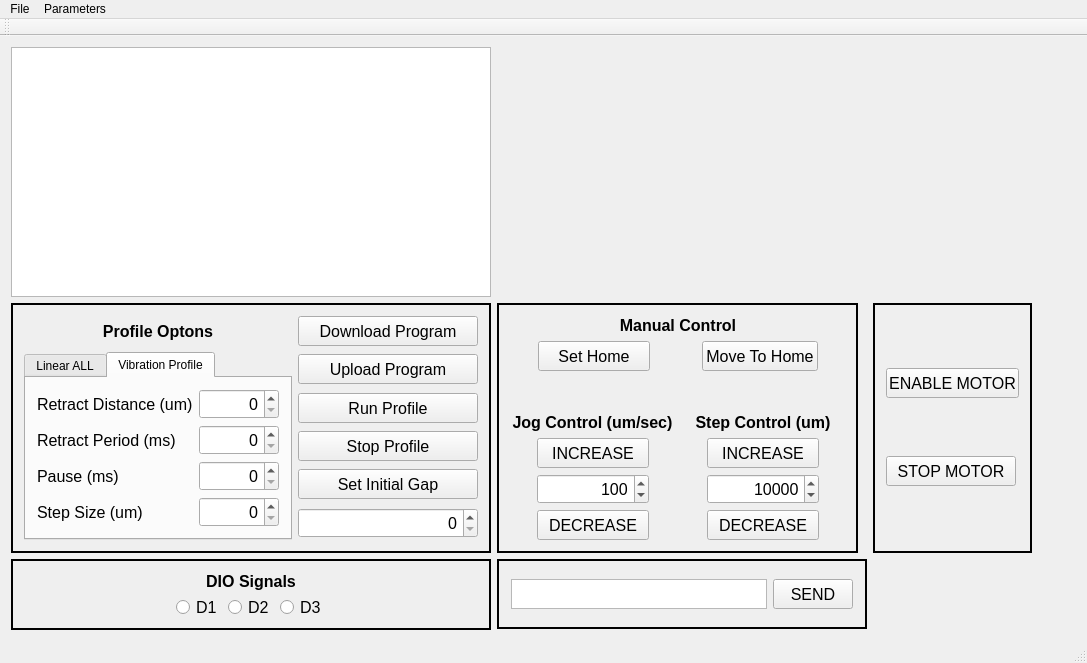
The window that src/Window_GalilMotionController/mainwindow.ui (dmherrington/ECM-Control-System) describes before a commit, drawn with Qt 5.
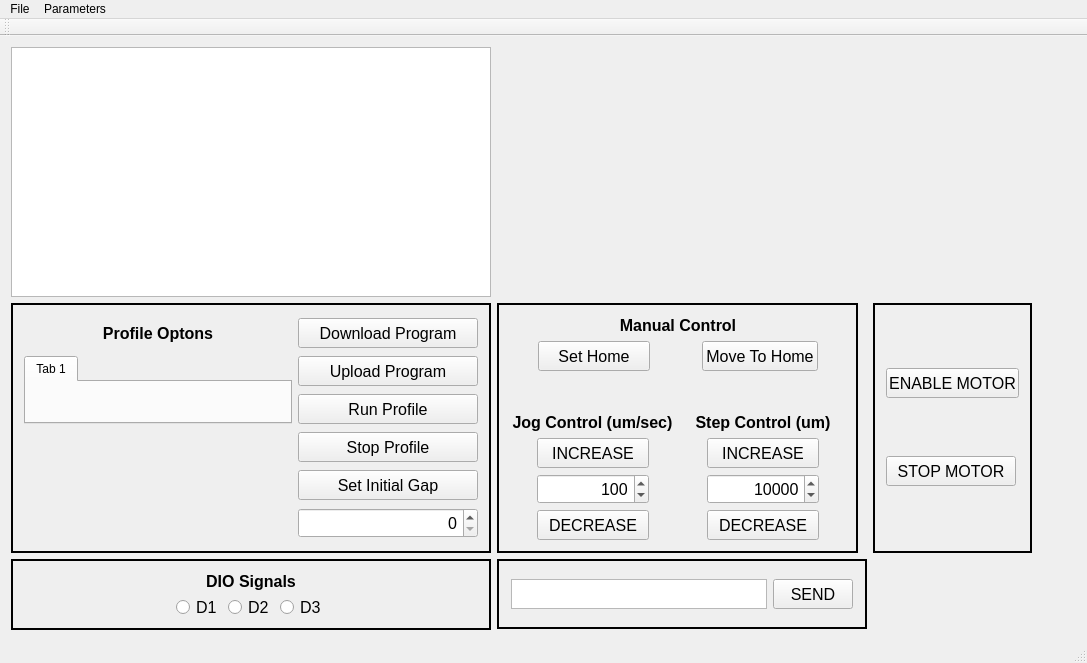
The same window after the commit. Custom widgets are drawn as their Qt base class.

Commit message: Updates Per Galil Loading Profiles in GUI

Patch:
```diff
--- a/src/Window_GalilMotionController/mainwindow.ui
+++ b/src/Window_GalilMotionController/mainwindow.ui
@@ -90,7 +90,7 @@
         <property name="lineWidth">
          <number>2</number>
         </property>
-        <layout class="QGridLayout" name="gridLayout_3">
+        <layout class="QGridLayout" name="gridLayout_2">
          <item row="0" column="0">
           <widget class="QSplitter" name="splitter_2">
            <property name="orientation">
@@ -143,293 +143,6 @@
            </property>
           </widget>
          </item>
-         <item row="1" column="0" rowspan="5">
-          <widget class="QTabWidget" name="tabWidget">
-           <property name="currentIndex">
-            <number>1</number>
-           </property>
-           <widget class="QWidget" name="tab">
-            <attribute name="title">
-             <string>Linear ALL</string>
-            </attribute>
-            <layout class="QGridLayout" name="gridLayout_2">
-             <item row="0" column="0">
-              <layout class="QFormLayout" name="formLayout_7">
-               <property name="sizeConstraint">
-                <enum>QLayout::SetFixedSize</enum>
-               </property>
-               <item row="0" column="0">
-                <widget class="QLabel" name="label_5">
-                 <property name="minimumSize">
-                  <size>
-                   <width>120</width>
-                   <height>0</height>
-                  </size>
-                 </property>
-                 <property name="font">
-                  <font>
-                   <pointsize>12</pointsize>
-                  </font>
-                 </property>
-                 <property name="text">
-                  <string>Depth of Cut (um)</string>
-                 </property>
-                </widget>
-               </item>
-               <item row="0" column="1">
-                <widget class="QSpinBox" name="spinBox_CutDepth_2">
-                 <property name="sizePolicy">
-                  <sizepolicy hsizetype="Fixed" vsizetype="Fixed">
-                   <horstretch>0</horstretch>
-                   <verstretch>0</verstretch>
-                  </sizepolicy>
-                 </property>
-                 <property name="minimumSize">
-                  <size>
-                   <width>110</width>
-                   <height>30</height>
-                  </size>
-                 </property>
-                 <property name="font">
-                  <font>
-                   <pointsize>12</pointsize>
-                  </font>
-                 </property>
-                 <property name="alignment">
-                  <set>Qt::AlignRight|Qt::AlignTrailing|Qt::AlignVCenter</set>
-                 </property>
-                </widget>
-               </item>
-               <item row="1" column="0">
-                <widget class="QLabel" name="label_6">
-                 <property name="minimumSize">
-                  <size>
-                   <width>120</width>
-                   <height>0</height>
-                  </size>
-                 </property>
-                 <property name="font">
-                  <font>
-                   <pointsize>12</pointsize>
-                  </font>
-                 </property>
-                 <property name="text">
-                  <string>Cut Speed (um/s)</string>
-                 </property>
-                </widget>
-               </item>
-               <item row="1" column="1">
-                <widget class="QSpinBox" name="spinBox_RetractDistance_2">
-                 <property name="sizePolicy">
-                  <sizepolicy hsizetype="Fixed" vsizetype="Fixed">
-                   <horstretch>0</horstretch>
-                   <verstretch>0</verstretch>
-                  </sizepolicy>
-                 </property>
-                 <property name="minimumSize">
-                  <size>
-                   <width>110</width>
-                   <height>30</height>
-                  </size>
-                 </property>
-                 <property name="font">
-                  <font>
-                   <pointsize>12</pointsize>
-                  </font>
-                 </property>
-                 <property name="alignment">
-                  <set>Qt::AlignRight|Qt::AlignTrailing|Qt::AlignVCenter</set>
-                 </property>
-                </widget>
-               </item>
-              </layout>
-             </item>
-            </layout>
-           </widget>
-           <widget class="QWidget" name="tab_2">
-            <attribute name="title">
-             <string>Vibration Profile</string>
-            </attribute>
-            <layout class="QGridLayout" name="gridLayout_6">
-             <item row="0" column="0">
-              <layout class="QFormLayout" name="formLayout_6">
-               <property name="sizeConstraint">
-                <enum>QLayout::SetFixedSize</enum>
-               </property>
-               <item row="0" column="0">
-                <widget class="QLabel" name="label_3">
-                 <property name="minimumSize">
-                  <size>
-                   <width>120</width>
-                   <height>0</height>
-                  </size>
-                 </property>
-                 <property name="font">
-                  <font>
-                   <pointsize>12</pointsize>
-                  </font>
-                 </property>
-                 <property name="text">
-                  <string>Retract Distance (um)</string>
-                 </property>
-                </widget>
-               </item>
-               <item row="0" column="1">
-                <widget class="QSpinBox" name="spinBox_CutDepth">
-                 <property name="sizePolicy">
-                  <sizepolicy hsizetype="Fixed" vsizetype="Fixed">
-                   <horstretch>0</horstretch>
-                   <verstretch>0</verstretch>
-                  </sizepolicy>
-                 </property>
-                 <property name="minimumSize">
-                  <size>
-                   <width>80</width>
-                   <height>30</height>
-                  </size>
-                 </property>
-                 <property name="font">
-                  <font>
-                   <pointsize>12</pointsize>
-                  </font>
-                 </property>
-                 <property name="alignment">
-                  <set>Qt::AlignRight|Qt::AlignTrailing|Qt::AlignVCenter</set>
-                 </property>
-                </widget>
-               </item>
-               <item row="1" column="0">
-                <widget class="QLabel" name="label">
-                 <property name="minimumSize">
-                  <size>
-                   <width>120</width>
-                   <height>0</height>
-                  </size>
-                 </property>
-                 <property name="font">
-                  <font>
-                   <pointsize>12</pointsize>
-                  </font>
-                 </property>
-                 <property name="text">
-                  <string>Retract Period (ms)</string>
-                 </property>
-                </widget>
-               </item>
-               <item row="1" column="1">
-                <widget class="QSpinBox" name="spinBox_RetractDistance">
-                 <property name="sizePolicy">
-                  <sizepolicy hsizetype="Fixed" vsizetype="Fixed">
-                   <horstretch>0</horstretch>
-                   <verstretch>0</verstretch>
-                  </sizepolicy>
-                 </property>
-                 <property name="minimumSize">
-                  <size>
-                   <width>80</width>
-                   <height>30</height>
-                  </size>
-                 </property>
-                 <property name="font">
-                  <font>
-                   <pointsize>12</pointsize>
-                  </font>
-                 </property>
-                 <property name="alignment">
-                  <set>Qt::AlignRight|Qt::AlignTrailing|Qt::AlignVCenter</set>
-                 </property>
-                </widget>
-               </item>
-               <item row="2" column="0">
-                <widget class="QLabel" name="label_2">
-                 <property name="minimumSize">
-                  <size>
-                   <width>120</width>
-                   <height>0</height>
-                  </size>
-                 </property>
-                 <property name="font">
-                  <font>
-                   <pointsize>12</pointsize>
-                  </font>
-                 </property>
-                 <property name="text">
-                  <string>Pause (ms)</string>
-                 </property>
-                </widget>
-               </item>
-               <item row="2" column="1">
-                <widget class="QSpinBox" name="spinBox_RetractFrequency">
-                 <property name="sizePolicy">
-                  <sizepolicy hsizetype="Fixed" vsizetype="Fixed">
-                   <horstretch>0</horstretch>
-                   <verstretch>0</verstretch>
-                  </sizepolicy>
-                 </property>
-                 <property name="minimumSize">
-                  <size>
-                   <width>80</width>
-                   <height>30</height>
-                  </size>
-                 </property>
-                 <property name="font">
-                  <font>
-                   <pointsize>12</pointsize>
-                  </font>
-                 </property>
-                 <property name="alignment">
-                  <set>Qt::AlignRight|Qt::AlignTrailing|Qt::AlignVCenter</set>
-                 </property>
-                </widget>
-               </item>
-               <item row="3" column="0">
-                <widget class="QLabel" name="label_4">
-                 <property name="minimumSize">
-                  <size>
-                   <width>120</width>
-                   <height>0</height>
-                  </size>
-                 </property>
-                 <property name="font">
-                  <font>
-                   <pointsize>12</pointsize>
-                  </font>
-                 </property>
-                 <property name="text">
-                  <string>Step Size (um)</string>
-                 </property>
-                </widget>
-               </item>
-               <item row="3" column="1">
-                <widget class="QSpinBox" name="spinBox_CutSpeed">
-                 <property name="sizePolicy">
-                  <sizepolicy hsizetype="Fixed" vsizetype="Fixed">
-                   <horstretch>0</horstretch>
-                   <verstretch>0</verstretch>
-                  </sizepolicy>
-                 </property>
-                 <property name="minimumSize">
-                  <size>
-                   <width>80</width>
-                   <height>30</height>
-                  </size>
-                 </property>
-                 <property name="font">
-                  <font>
-                   <pointsize>12</pointsize>
-                  </font>
-                 </property>
-                 <property name="alignment">
-                  <set>Qt::AlignRight|Qt::AlignTrailing|Qt::AlignVCenter</set>
-                 </property>
-                </widget>
-               </item>
-              </layout>
-             </item>
-            </layout>
-           </widget>
-          </widget>
-         </item>
          <item row="1" column="1">
           <widget class="QPushButton" name="pushButton_UploadProgram">
            <property name="sizePolicy">
@@ -544,6 +257,18 @@
            </property>
           </widget>
          </item>
+         <item row="1" column="0" rowspan="2">
+          <widget class="QTabWidget" name="tabWidget">
+           <property name="currentIndex">
+            <number>0</number>
+           </property>
+           <widget class="QWidget" name="tab">
+            <attribute name="title">
+             <string>Tab 1</string>
+            </attribute>
+           </widget>
+          </widget>
+         </item>
         </layout>
         <zorder>tabWidget</zorder>
         <zorder>splitter_2</zorder>
```
Left out of the diff: 32 changed lines with no effect on the pictures. The commit also changes 31 other files.
